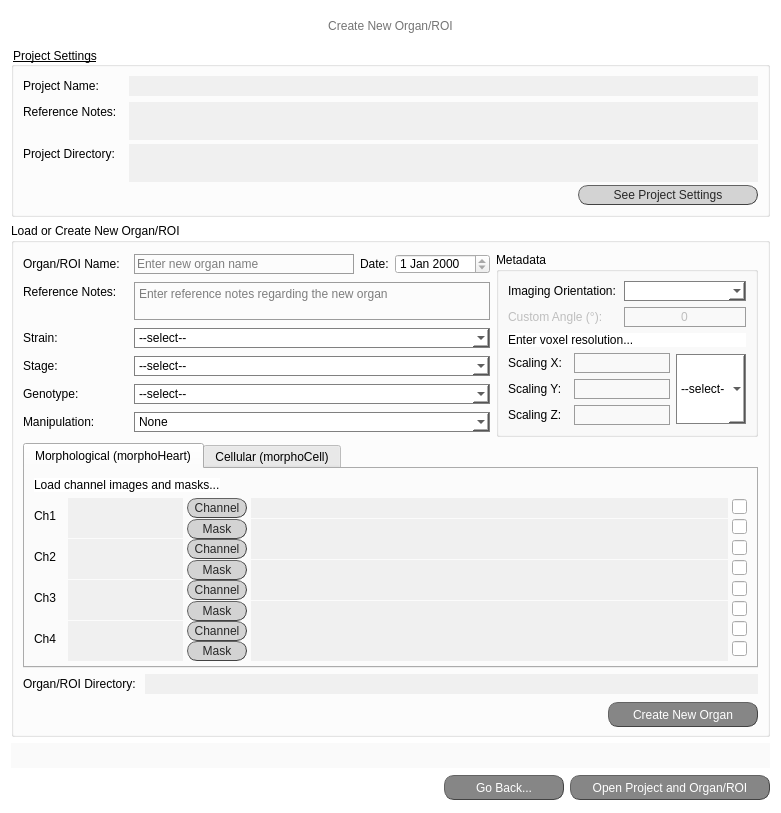
The window that src/gui/ui/create_organ_screen.ui (jsanchez679/morphoHeart_rev) describes before a commit, drawn with Qt 5.
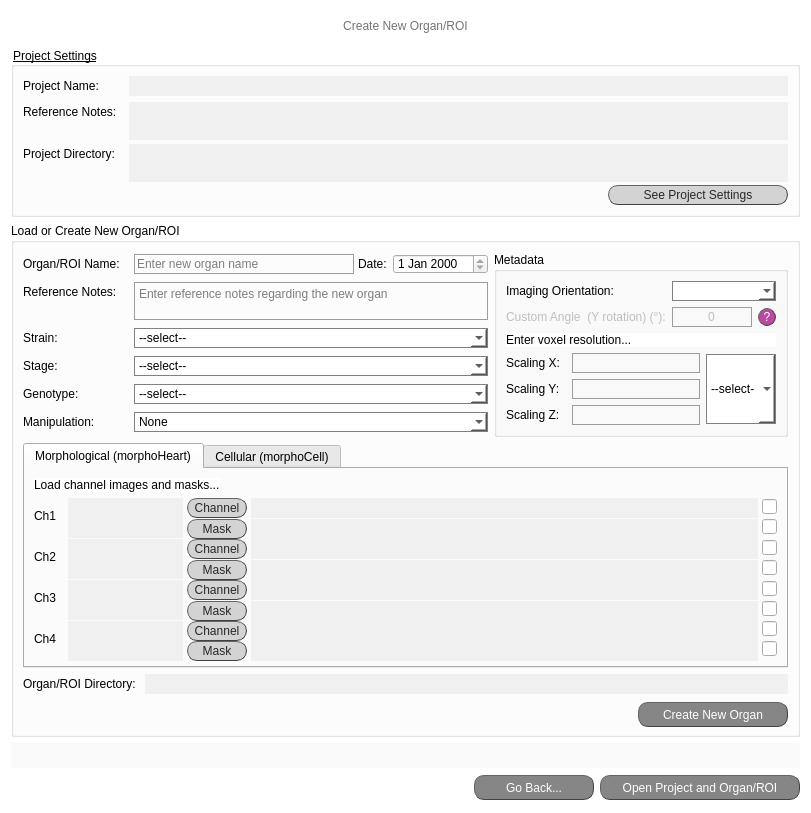
The same window after the commit.

Patch:
```diff
--- a/src/gui/ui/create_organ_screen.ui
+++ b/src/gui/ui/create_organ_screen.ui
@@ -6,7 +6,7 @@
    <rect>
     <x>0</x>
     <y>0</y>
-    <width>781</width>
+    <width>811</width>
     <height>813</height>
    </rect>
   </property>
@@ -426,7 +426,7 @@
                </property>
                <property name="minimumSize">
                 <size>
-                 <width>110</width>
+                 <width>160</width>
                  <height>20</height>
                 </size>
                </property>
@@ -457,7 +457,7 @@
                </property>
                <property name="minimumSize">
                 <size>
-                 <width>110</width>
+                 <width>80</width>
                  <height>20</height>
                 </size>
                </property>
@@ -511,7 +511,7 @@
                </property>
                <property name="minimumSize">
                 <size>
-                 <width>100</width>
+                 <width>160</width>
                  <height>20</height>
                 </size>
                </property>
@@ -525,18 +525,20 @@
                 <string notr="true">font: 25 10pt &quot;Calibri Light&quot;;</string>
                </property>
                <property name="text">
-                <string>Custom Angle (°):</string>
+                <string>Custom Angle  (Y rotation) (°):</string>
                </property>
               </widget>
              </item>
              <item row="1" column="1">
+              <layout class="QHBoxLayout" name="horizontalLayout_11">
+               <item>
               <widget class="QLineEdit" name="cust_angle">
                <property name="enabled">
                 <bool>false</bool>
                </property>
                <property name="minimumSize">
                 <size>
-                 <width>0</width>
+                   <width>80</width>
                  <height>20</height>
                 </size>
                </property>
@@ -578,6 +580,41 @@
                </property>
               </widget>
              </item>
+               <item>
+                <widget class="QPushButton" name="q_y_rot">
+                 <property name="minimumSize">
+                  <size>
+                   <width>18</width>
+                   <height>18</height>
+                  </size>
+                 </property>
+                 <property name="maximumSize">
+                  <size>
+                   <width>18</width>
+                   <height>18</height>
+                  </size>
+                 </property>
+                 <property name="styleSheet">
+                  <string notr="true">QPushButton{border-radius:9px;
+border-width: 1px;
+border-style: outset;
+border-color: rgb(66, 66, 66);
+background-color: rgba(162, 0, 122,180);
+color: rgb(255, 255, 255);
+font: 9pt &quot;Calibri Light&quot;;}
+
+QPushButton:hover{
+background-color: rgb(0, 0, 0);
+border-color: #672146
+}</string>
+                 </property>
+                 <property name="text">
+                  <string>?</string>
+                 </property>
+                </widget>
+               </item>
+              </layout>
+             </item>
             </layout>
            </item>
            <item>
```
Left out of the diff: 1 changed line with no effect on the pictures. Lines whose indentation alone changed are shown as unchanged.
